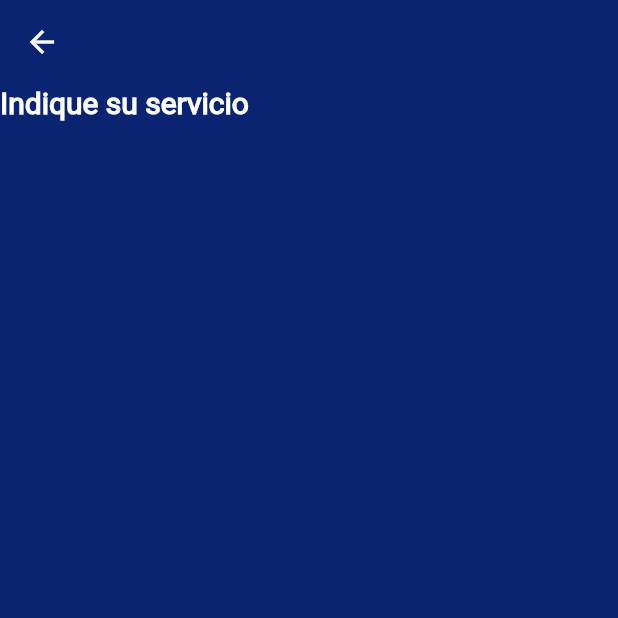
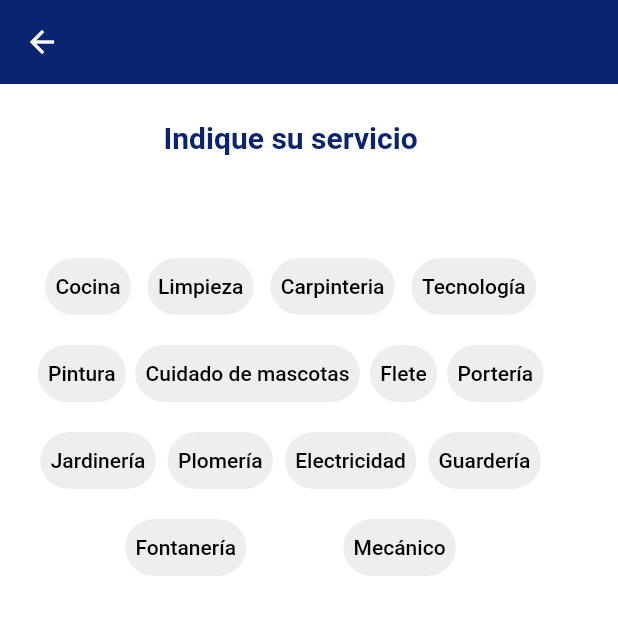
Before and after one commit to maxibenitez/needy_frontend_flutter, a Flutter app: the HomeView screen opened directly, after a tap on "Quiero Ayudar", on a phone screen of 412 x 824 dp, the top half of it. Run offline on Flutter 3.47's test engine with Material 2 defaults, Android fonts, the phone set to English and light mode, and no system bars; our stand-ins replace equatable, flutter_bloc, flutter_svg.

Commit message:
se creo la view de los skills

```diff
--- a/lib/home/view/home_view.dart
+++ b/lib/home/view/home_view.dart
@@ -2,7 +2,7 @@ import 'package:flutter/material.dart';
 import 'package:flutter_bloc/flutter_bloc.dart';
 import 'package:needy_app_ui/needy_app_ui.dart';
 import 'package:needy_frontend/home/home.dart';
-import 'package:needy_frontend/want_to_help/want_to_help.dart';
+import 'package:needy_frontend/skills/skills.dart';
 
 class HomeView extends StatelessWidget {
   const HomeView({Key? key}) : super(key: key);
@@ -44,7 +44,7 @@ class HomeView extends StatelessWidget {
               NAButton.secondary(
                 text: "Quiero Ayudar",
                 onPressed: () {
-                  Navigator.of(context).push(WantToHelpPage.route());
+                  Navigator.of(context).push(SkillsPage.route());
                 },
               ),
             ],
--- /dev/null
+++ b/lib/models/models.dart
@@ -0,0 +1 @@
+export 'skill.dart';
--- /dev/null
+++ b/lib/models/skill.dart
@@ -0,0 +1,27 @@
+import 'package:equatable/equatable.dart';
+
+class Skill extends Equatable {
+  const Skill({
+    required this.name,
+    this.selected = false,
+  });
+  final String name;
+
+  final bool selected;
+
+  Skill copyWith({
+    String? name,
+    bool? selected,
+  }) {
+    return Skill(
+      name: name ?? this.name,
+      selected: selected ?? this.selected,
+    );
+  }
+
+  @override
+  List<Object?> get props => [
+        name,
+        selected,
+      ];
+}
--- /dev/null
+++ b/lib/skills/bloc/skills_bloc.dart
@@ -0,0 +1,25 @@
+import 'dart:async';
+
+import 'package:equatable/equatable.dart';
+import 'package:flutter_bloc/flutter_bloc.dart';
+import 'package:needy_frontend/models/skill.dart';
+
+part 'skills_event.dart';
+part 'skills_state.dart';
+
+class SkillsBloc extends Bloc<SkillsEvent, SkillsState> {
+  SkillsBloc() : super(SkillsState.initial()) {
+    on<SkillSelected>(_onSkillSelected);
+  }
+
+  Future<void> _onSkillSelected(
+      SkillSelected event, Emitter<SkillsState> emit) async {
+    final skillsListUpdated = state.skills
+        .map((skill) => skill.name == event.skill.name
+            ? event.skill.copyWith(selected: !event.skill.selected)
+            : skill)
+        .toList();
+
+    emit(state.copyWith(skills: skillsListUpdated));
+  }
+}
--- /dev/null
+++ b/lib/skills/bloc/skills_event.dart
@@ -0,0 +1,14 @@
+part of 'skills_bloc.dart';
+
+abstract class SkillsEvent extends Equatable {
+  const SkillsEvent();
+}
+
+class SkillSelected extends SkillsEvent {
+  const SkillSelected({required this.skill});
+
+  final Skill skill;
+
+  @override
+  List<Object?> get props => [skill];
+}
--- /dev/null
+++ b/lib/skills/bloc/skills_state.dart
@@ -0,0 +1,55 @@
+part of 'skills_bloc.dart';
+
+enum SkillsStatus {
+  initial,
+  loading,
+  loaded,
+  error,
+}
+
+class SkillsState extends Equatable {
+  const SkillsState({
+    required this.status,
+    required this.skills,
+  });
+
+  SkillsState.initial()
+      : this(
+          status: SkillsStatus.initial,
+          skills: [
+            const Skill(name: "Cocina"),
+            const Skill(name: "Limpieza"),
+            const Skill(name: "Carpinteria"),
+            const Skill(name: "Tecnología"),
+            const Skill(name: "Pintura"),
+            const Skill(name: "Cuidado de mascotas"),
+            const Skill(name: "Flete"),
+            const Skill(name: "Portería"),
+            const Skill(name: "Jardinería"),
+            const Skill(name: "Plomería"),
+            const Skill(name: "Electricidad"),
+            const Skill(name: "Guardería"),
+            const Skill(name: "Fontanería"),
+            const Skill(name: "Mecánico"),
+          ],
+        );
+
+  final SkillsStatus status;
+  final List<Skill> skills;
+
+  SkillsState copyWith({
+    SkillsStatus? status,
+    List<Skill>? skills,
+  }) {
+    return SkillsState(
+      status: status ?? this.status,
+      skills: skills ?? this.skills,
+    );
+  }
+
+  @override
+  List<Object> get props => [
+        status,
+        skills,
+      ];
+}
--- /dev/null
+++ b/lib/skills/skills.dart
@@ -0,0 +1,2 @@
+export 'bloc/skills_bloc.dart';
+export 'view/view.dart';
--- /dev/null
+++ b/lib/skills/view/skills_page.dart
@@ -0,0 +1,24 @@
+import 'package:flutter/material.dart';
+import 'package:flutter_bloc/flutter_bloc.dart';
+import 'package:needy_frontend/skills/bloc/skills_bloc.dart';
+import 'package:needy_frontend/skills/skills.dart';
+
+class SkillsPage extends StatelessWidget {
+  const SkillsPage({Key? key}) : super(key: key);
+
+  static Route<void> route() {
+    return MaterialPageRoute(
+      builder: (ctx) {
+        return const SkillsPage();
+      },
+    );
+  }
+
+  @override
+  Widget build(BuildContext context) {
+    return BlocProvider(
+      create: (_) => SkillsBloc(),
+      child: const SkillsView(),
+    );
+  }
+}
--- /dev/null
+++ b/lib/skills/view/skills_view.dart
@@ -0,0 +1,67 @@
+import 'package:flutter/material.dart';
+import 'package:flutter_bloc/flutter_bloc.dart';
+import 'package:needy_app_ui/needy_app_ui.dart';
+import 'package:needy_frontend/skills/skills.dart';
+
+class SkillsView extends StatelessWidget {
+  const SkillsView({Key? key}) : super(key: key);
+
+  @override
+  Widget build(BuildContext context) {
+    final theme = Theme.of(context);
+    final skills = context.select((SkillsBloc bloc) => bloc.state.skills);
+
+    return BlocListener<SkillsBloc, SkillsState>(
+      listener: (context, state) {
+        if (state.status == SkillsStatus.error) {
+          // Handle Error
+          Navigator.of(context).pop();
+        }
+      },
+      child: Scaffold(
+        backgroundColor: NAColors.white,
+        appBar: const NAAppBar(),
+        body: Padding(
+          padding: const EdgeInsets.all(NASpacing.xlg),
+          child: Column(children: [
+            Text(
+              "Indique su servicio",
+              style: theme.textTheme.labelLarge?.copyWith(
+                  fontSize: 20,
+                  color: NAColors.primary,
+                  fontWeight: NAFontWeight.bold),
+            ),
+            const SizedBox(height: NASpacing.xxxlg),
+            Wrap(
+              alignment: WrapAlignment.spaceEvenly,
+              spacing: NASpacing.xs,
+              runSpacing: 10,
+              children: skills
+                  .map(
+                    (skill) => ActionChip(
+                      backgroundColor: skill.selected
+                          ? NAColors.primary
+                          : NAColors.lightGrey,
+                      onPressed: () {
+                        context
+                            .read<SkillsBloc>()
+                            .add(SkillSelected(skill: skill));
+                      },
+                      label: Text(
+                        skill.name,
+                      ),
+                      labelPadding: const EdgeInsets.all(NASpacing.xxxs * 3),
+                      labelStyle: theme.textTheme.labelLarge?.copyWith(
+                          color:
+                              skill.selected ? NAColors.white : NAColors.black),
+                      side: BorderSide(color: theme.colorScheme.onBackground),
+                    ),
+                  )
+                  .toList(),
+            ),
+          ]),
+        ),
+      ),
+    );
+  }
+}
--- /dev/null
+++ b/lib/skills/view/view.dart
@@ -0,0 +1,2 @@
+export 'skills_page.dart';
+export 'skills_view.dart';
--- a/lib/want_to_help/bloc/want_to_help_bloc.dart
+++ /dev/null
@@ -1,11 +0,0 @@
-import 'package:equatable/equatable.dart';
-import 'package:flutter_bloc/flutter_bloc.dart';
-
-part 'want_to_help_event.dart';
-part 'want_to_help_state.dart';
-
-class WantToHelpBloc extends Bloc<WantToHelpEvent, WantToHelpState> {
-
-  WantToHelpBloc() : super(const WantToHelpState.initial());
-
-}
--- a/lib/want_to_help/bloc/want_to_help_event.dart
+++ /dev/null
@@ -1,5 +0,0 @@
-part of 'want_to_help_bloc.dart';
-
-abstract class WantToHelpEvent extends Equatable {
-  const WantToHelpEvent();
-}
--- a/lib/want_to_help/bloc/want_to_help_state.dart
+++ /dev/null
@@ -1,34 +0,0 @@
-part of 'want_to_help_bloc.dart';
-
-enum WantToHelpStatus {
-  initial,
-  loading,
-  loaded,
-  error,
-}
-
-class WantToHelpState extends Equatable {
-  const WantToHelpState({
-    required this.status,
-  });
-
-  const WantToHelpState.initial()
-      : this(
-          status: WantToHelpStatus.initial,
-        );
-
-  final WantToHelpStatus status;
-
-  WantToHelpState copyWith({
-    WantToHelpStatus? status,
-  }) {
-    return WantToHelpState(
-      status: status ?? this.status,
-    );
-  }
-
-  @override
-  List<Object> get props => [
-        status,
-      ];
-}
--- a/lib/want_to_help/view/view.dart
+++ /dev/null
@@ -1,2 +0,0 @@
-export 'want_to_help_page.dart';
-export 'want_to_help_view.dart';
--- a/lib/want_to_help/view/want_to_help_page.dart
+++ /dev/null
@@ -1,23 +0,0 @@
-import 'package:flutter/material.dart';
-import 'package:flutter_bloc/flutter_bloc.dart';
-import 'package:needy_frontend/want_to_help/want_to_help.dart';
-
-class WantToHelpPage extends StatelessWidget {
-  const WantToHelpPage({Key? key}) : super(key: key);
-
-  static Route<void> route() {
-    return MaterialPageRoute(
-      builder: (ctx) {
-        return const WantToHelpPage();
-      },
-    );
-  }
-
-  @override
-  Widget build(BuildContext context) {
-    return BlocProvider(
-      create: (_) => WantToHelpBloc(),
-      child: const WantToHelpView(),
-    );
-  }
-}
--- a/lib/want_to_help/view/want_to_help_view.dart
+++ /dev/null
@@ -1,30 +0,0 @@
-import 'package:flutter/material.dart';
-import 'package:flutter_bloc/flutter_bloc.dart';
-import 'package:needy_app_ui/needy_app_ui.dart';
-import 'package:needy_frontend/want_to_help/want_to_help.dart';
-
-class WantToHelpView extends StatelessWidget {
-  const WantToHelpView({Key? key}) : super(key: key);
-
-  @override
-  Widget build(BuildContext context) {
-    return BlocListener<WantToHelpBloc, WantToHelpState>(
-      listener: (context, state) {
-        if (state.status == WantToHelpStatus.error) {
-          // Handle Error
-          Navigator.of(context).pop();
-        }
-      },
-      child: Scaffold(
-        backgroundColor: NAColors.primary,
-        appBar: const NAAppBar(),
-        body: Column(children: [
-          Text(
-            "Indique su servicio",
-            style: NATextStyle.headline3.copyWith(fontSize: 20),
-          )
-        ]),
-      ),
-    );
-  }
-}
--- a/lib/want_to_help/want_to_help.dart
+++ /dev/null
@@ -1,2 +0,0 @@
-export 'view/view.dart';
-export 'bloc/want_to_help_bloc.dart';
```
